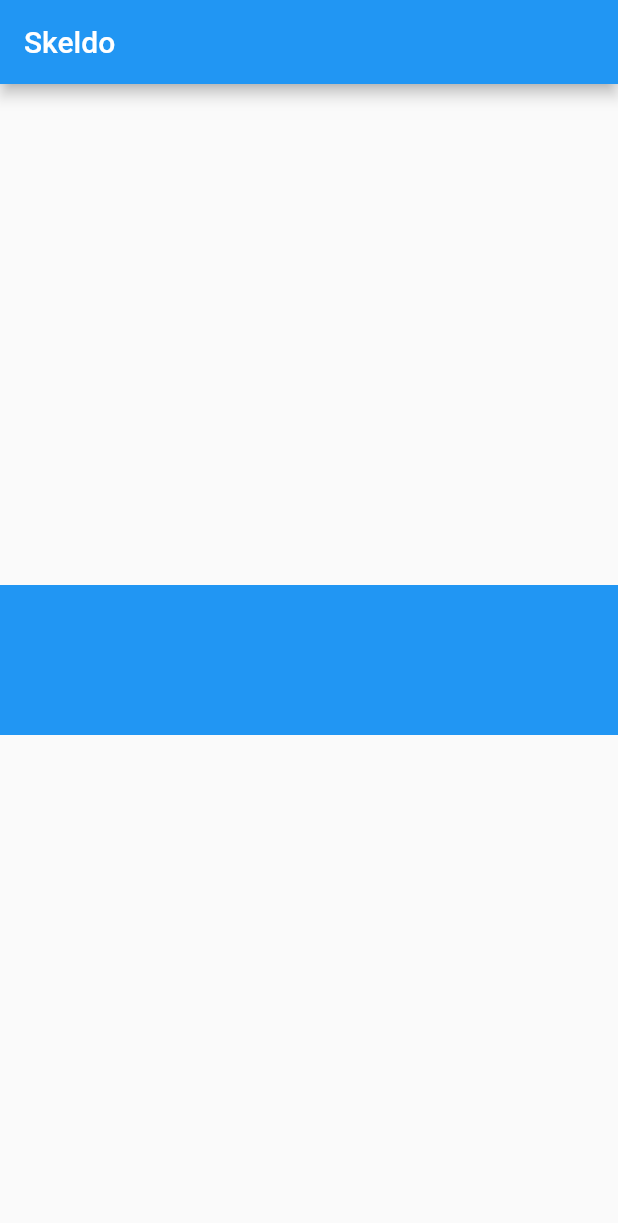
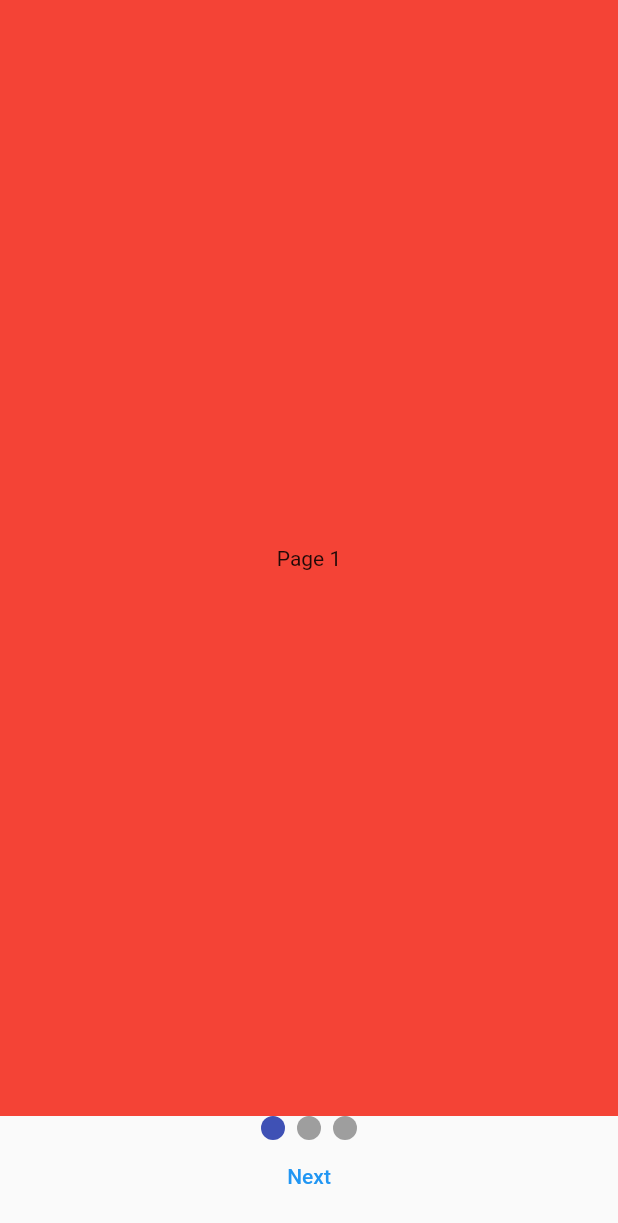
Before and after one commit to Devsleo/todo-app-flutter, a Flutter app: the screen it shows after launch, on a phone screen of 412 x 824 dp. Shown: the top 1223 px of the screen. Run offline on Flutter 3.47's test engine with Material 2 defaults, Android fonts, the phone set to English and light mode, and no system bars; drawn by our look-alikes of smooth_page_indicator.

Commit message:
Onboarding

```diff
--- a/lib/Screens/homeScreen.dart
+++ b/lib/Screens/homeScreen.dart
@@ -12,7 +12,7 @@ class _HomeScreenState extends State<HomeScreen> {
   Widget build(BuildContext context) {
     return Scaffold(
       appBar: AppBar(
-        title: Text("Skeldo"),
+        title: Text("Todo"),
       ),
       body: Center(
         child: Container(
--- /dev/null
+++ b/lib/Screens/onboarding.dart
@@ -0,0 +1,68 @@
+import 'package:smooth_page_indicator/smooth_page_indicator.dart';
+
+import 'package:flutter/material.dart';
+
+class OnBoardingScreen extends StatefulWidget {
+  const OnBoardingScreen({Key? key}) : super(key: key);
+
+  @override
+  State<OnBoardingScreen> createState() => _OnBoardingScreenState();
+}
+
+class _OnBoardingScreenState extends State<OnBoardingScreen> {
+  final controller = PageController();
+  @override
+  void dispose() {
+    controller.dispose();
+
+    super.dispose();
+  }
+
+  @override
+  Widget build(BuildContext context) {
+    return Scaffold(
+      body: Padding(
+        padding: const EdgeInsets.only(bottom: 80),
+        child: PageView(
+          controller: controller,
+          children: [
+            Container(
+              color: Colors.red,
+              child: Center(child: Text("Page 1")),
+            ),
+            Container(
+              color: Colors.green,
+              child: Center(child: Text("Page 2")),
+            ),
+            Container(
+              color: Colors.blue,
+              child: Center(child: Text("Page 3")),
+            ),
+          ],
+        ),
+      ),
+      bottomSheet: Container(
+        height: 80,
+        child: Center(
+            child: Column(
+          children: [
+            Center(
+              child: SmoothPageIndicator(
+                controller: controller,
+                count: 3,
+                onDotClicked: (index) => controller.animateToPage(index,
+                    duration: Duration(milliseconds: 500),
+                    curve: Curves.easeInOut),
+              ),
+            ),
+            TextButton(
+                onPressed: () => controller.nextPage(
+                    duration: Duration(milliseconds: 500),
+                    curve: Curves.easeInOut),
+                child: Text("Next"))
+          ],
+        )),
+      ),
+    );
+  }
+}
--- a/lib/main.dart
+++ b/lib/main.dart
@@ -1,5 +1,6 @@
 import 'package:flutter/material.dart';
 import 'package:todo_app/Screens/homeScreen.dart';
+import 'package:todo_app/Screens/onboarding.dart';
 
 void main() {
   runApp(const MyApp());
@@ -12,7 +13,31 @@ class MyApp extends StatelessWidget {
   @override
   Widget build(BuildContext context) {
     return MaterialApp(
-      home: const HomeScreen(),
+      home: const OnBoardingScreen(),
     );
   }
 }
+
+
+//https://github.com/KInglyleo/todo-app-flutter
+
+// -Windows Terminal Commands //Do this If it is your first time pushing to github on your laptop
+// git --Version
+// git config --global user.name
+// git config --global user.name "TheNameOfTheMailYouWantToAddIfThereIsNone"
+
+// -Vscode Terminal Commands
+// git init //Create an empty Git repository or reinitialize an existing one
+// git add . //Add every file contents in the project to the index(Repository)
+// git commit -m "First Commit" //-m means message
+
+// -Go To Your Browser
+// Login to github
+// Create a new Repository
+
+// -Vscode Terminal Commands
+// git remote add origin https://github.com/ADDYOURURL
+// git push -u origin master /*If there is an error, do this first*/ git branch -M main //Then do the next
+// git push -u origin master //The master here could be main, development
+
+// //DONE! Now go back to the github url and refresh the page
--- a/pubspec.yaml
+++ b/pubspec.yaml
@@ -34,6 +34,7 @@ dependencies:
   # The following adds the Cupertino Icons font to your application.
   # Use with the CupertinoIcons class for iOS style icons.
   cupertino_icons: ^1.0.2
+  smooth_page_indicator: ^1.0.0+2
 
 dev_dependencies:
   flutter_test:
```
Also changed, not shown: assets/category.png (added), pubspec.lock.
